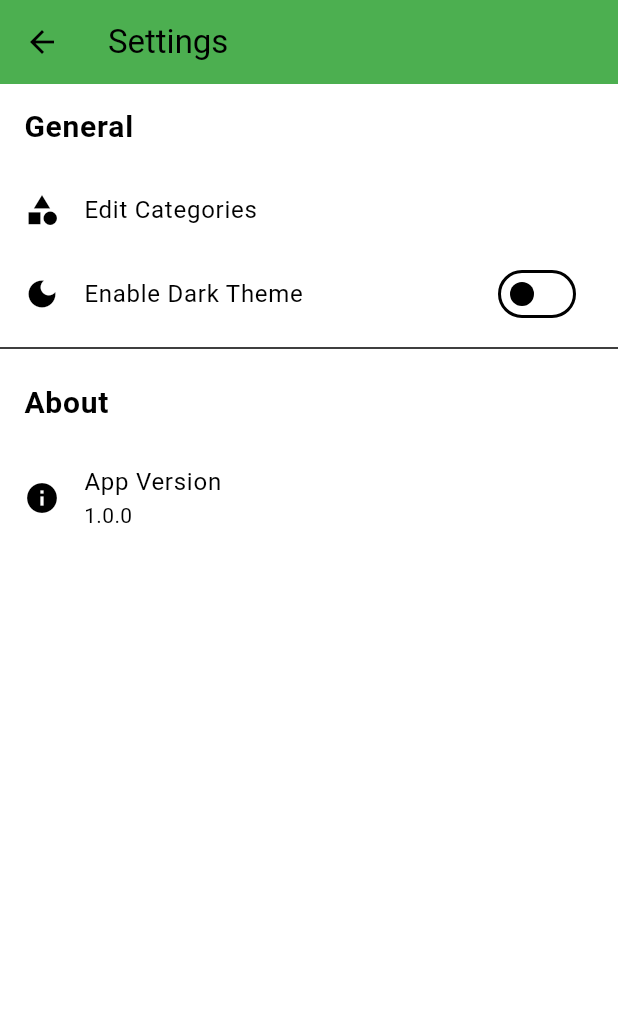
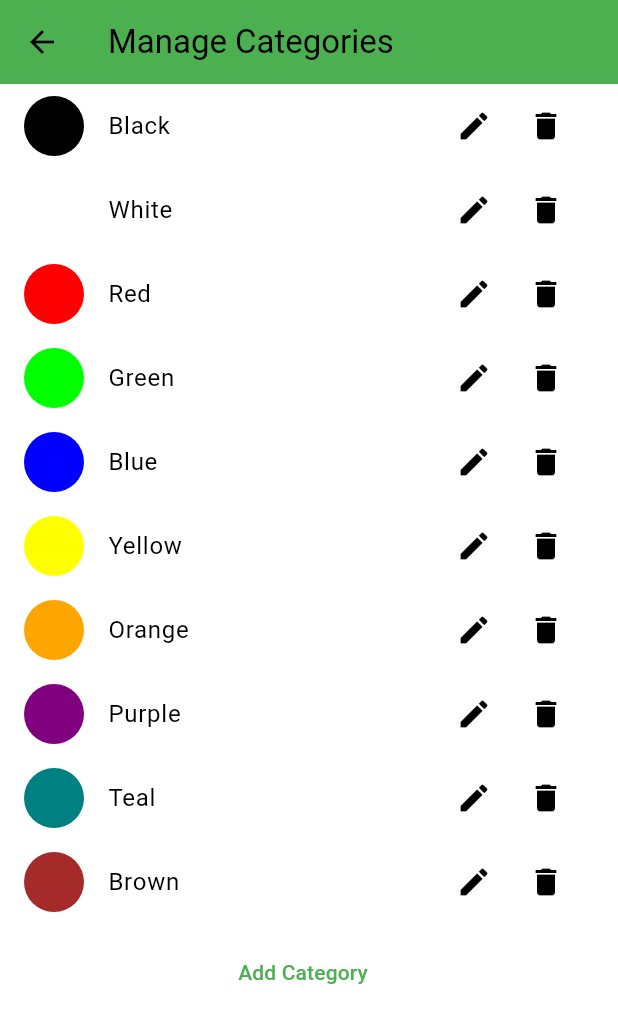
Before and after one commit to jjerrell/RootRecords, a Flutter app: the SettingsView screen opened directly, after a tap on "Edit Categories", on a phone screen of 412 x 824 dp. Shown: the top 1023 px of the screen. Run offline on Flutter 3.47's test engine with Material 3 defaults, Android fonts, the light colour scheme and no system bars; our stand-ins replace flutter_colorpicker, sqflite; accounts and stored records are empty.

Commit message:
Adds the "category" settings menu and related infrastructure

```diff
--- a/lib/db/database_helper.dart
+++ b/lib/db/database_helper.dart
@@ -1,7 +1,7 @@
 import 'dart:async';
 import 'package:path/path.dart';
 import 'package:sqflite/sqflite.dart';
-
+import '../model/category.dart';
 import '../model/task.dart';
 
 class DatabaseHelper {
@@ -18,7 +18,7 @@ class DatabaseHelper {
   }
 
   Future<Database> _initDatabase() async {
-    String path = join(await getDatabasesPath(), 'tasks.db');
+    String path = join(await getDatabasesPath(), 'app_database.db');
     return await openDatabase(
       path,
       version: 1,
@@ -35,8 +35,35 @@ class DatabaseHelper {
       description TEXT
     )
     ''');
+
+    await db.execute('''
+    CREATE TABLE categories (
+      id INTEGER PRIMARY KEY AUTOINCREMENT,
+      name TEXT,
+      color INTEGER
+    )
+    ''');
+
+    // Insert predefined categories
+    List<Category> predefinedCategories = [
+      Category(name: 'Black', color: 0xFF000000),
+      Category(name: 'White', color: 0xFFFFFFFF),
+      Category(name: 'Red', color: 0xFFFF0000),
+      Category(name: 'Green', color: 0xFF00FF00),
+      Category(name: 'Blue', color: 0xFF0000FF),
+      Category(name: 'Yellow', color: 0xFFFFFF00),
+      Category(name: 'Orange', color: 0xFFFFA500),
+      Category(name: 'Purple', color: 0xFF800080),
+      Category(name: 'Teal', color: 0xFF008080),
+      Category(name: 'Brown', color: 0xFFA52A2A),
+    ];
+
+    for (Category category in predefinedCategories) {
+      await db.insert('categories', category.toMap());
+    }
   }
 
+  // Task-related methods
   Future<int> insertTask(Task task) async {
     Database db = await database;
     return await db.insert('tasks', task.toMap());
@@ -68,4 +95,37 @@ class DatabaseHelper {
       whereArgs: [id],
     );
   }
+
+  // Category-related methods
+  Future<int> insertCategory(Category category) async {
+    Database db = await database;
+    return await db.insert('categories', category.toMap());
+  }
+
+  Future<List<Category>> getCategories() async {
+    Database db = await database;
+    List<Map<String, dynamic>> maps = await db.query('categories');
+    return List.generate(maps.length, (i) {
+      return Category.fromMap(maps[i]);
+    });
+  }
+
+  Future<int> updateCategory(Category category) async {
+    Database db = await database;
+    return await db.update(
+      'categories',
+      category.toMap(),
+      where: 'id = ?',
+      whereArgs: [category.id],
+    );
+  }
+
+  Future<int> deleteCategory(int id) async {
+    Database db = await database;
+    return await db.delete(
+      'categories',
+      where: 'id = ?',
+      whereArgs: [id],
+    );
+  }
 }
--- /dev/null
+++ b/lib/model/category.dart
@@ -0,0 +1,25 @@
+import 'package:flutter/material.dart';
+
+class Category {
+  final int? id;
+  final String name;
+  final int color;
+
+  Category({this.id, required this.name, required this.color});
+
+  Map<String, dynamic> toMap() {
+    return {
+      'id': id,
+      'name': name,
+      'color': color,
+    };
+  }
+
+  factory Category.fromMap(Map<String, dynamic> map) {
+    return Category(
+      id: map['id'],
+      name: map['name'],
+      color: map['color'],
+    );
+  }
+}
--- /dev/null
+++ b/lib/provider/category_notifier.dart
@@ -0,0 +1,35 @@
+import 'package:flutter/material.dart';
+
+import '../db/database_helper.dart';
+import '../model/category.dart';
+
+class CategoryNotifier extends ChangeNotifier {
+  List<Category> _categories = [];
+  final DatabaseHelper _databaseHelper = DatabaseHelper();
+
+  List<Category> get categories => _categories;
+
+  CategoryNotifier() {
+    _loadCategories();
+  }
+
+  Future<void> _loadCategories() async {
+    _categories = await _databaseHelper.getCategories();
+    notifyListeners();
+  }
+
+  Future<void> addCategory(Category category) async {
+    await _databaseHelper.insertCategory(category);
+    await _loadCategories();
+  }
+
+  Future<void> updateCategory(Category category) async {
+    await _databaseHelper.updateCategory(category);
+    await _loadCategories();
+  }
+
+  Future<void> deleteCategory(int id) async {
+    await _databaseHelper.deleteCategory(id);
+    await _loadCategories();
+  }
+}
--- /dev/null
+++ b/lib/view/settings_category_view.dart
@@ -0,0 +1,155 @@
+import 'package:flutter/material.dart';
+import 'package:flutter_colorpicker/flutter_colorpicker.dart';
+import 'package:provider/provider.dart';
+import '../provider/category_notifier.dart';
+import '../model/category.dart';
+
+class SettingsCategoryView extends StatelessWidget {
+  const SettingsCategoryView({super.key});
+
+  @override
+  Widget build(BuildContext context) {
+    return Scaffold(
+      appBar: AppBar(
+        title: const Text('Manage Categories'),
+      ),
+      body: Consumer<CategoryNotifier>(
+        builder: (context, categoryNotifier, child) {
+          return ListView(
+            children: [
+              ...categoryNotifier.categories.map((category) {
+                return ListTile(
+                  title: Text(category.name),
+                  leading: CircleAvatar(
+                    backgroundColor: Color(category.color),
+                  ),
+                  trailing: Row(
+                    mainAxisSize: MainAxisSize.min,
+                    children: [
+                      IconButton(
+                        icon: const Icon(Icons.edit),
+                        onPressed: () {
+                          _showCategoryDialog(context, category);
+                        },
+                      ),
+                      IconButton(
+                        icon: const Icon(Icons.delete),
+                        onPressed: () {
+                          categoryNotifier.deleteCategory(category.id!);
+                        },
+                      ),
+                    ],
+                  ),
+                );
+              }),
+              ListTile(
+                title: TextButton(
+                  child: const Text('Add Category'),
+                  onPressed: () {
+                    _showCategoryDialog(context);
+                  },
+                ),
+              ),
+            ],
+          );
+        },
+      ),
+    );
+  }
+
+  void _showCategoryDialog(BuildContext context, [Category? category]) {
+    final nameController = TextEditingController(text: category?.name);
+    Color selectedColor =
+        category != null ? Color(category.color) : Colors.blue;
+
+    showDialog(
+      context: context,
+      builder: (context) {
+        return AlertDialog(
+          title: Text(category == null ? 'Add Category' : 'Edit Category'),
+          content: Column(
+            mainAxisSize: MainAxisSize.min,
+            children: [
+              TextField(
+                controller: nameController,
+                decoration: const InputDecoration(labelText: 'Name'),
+              ),
+              const SizedBox(height: 16),
+              const Text('Color:'),
+              const SizedBox(height: 16),
+              GestureDetector(
+                onTap: () {
+                  _showColorPicker(context, selectedColor, (color) {
+                    selectedColor = color;
+                  });
+                },
+                child: Container(
+                  height: 50,
+                  width: double.infinity,
+                  color: selectedColor,
+                  alignment: Alignment.center,
+                  child: Text(
+                    'Pick Color',
+                    style: TextStyle(color: Colors.white),
+                  ),
+                ),
+              ),
+            ],
+          ),
+          actions: [
+            TextButton(
+              onPressed: () {
+                Navigator.of(context).pop();
+              },
+              child: Text('Cancel'),
+            ),
+            TextButton(
+              onPressed: () {
+                final name = nameController.text;
+                final color = selectedColor.value;
+                if (category == null) {
+                  Provider.of<CategoryNotifier>(context, listen: false)
+                      .addCategory(Category(name: name, color: color));
+                } else {
+                  final updatedCategory =
+                      Category(id: category.id, name: name, color: color);
+                  Provider.of<CategoryNotifier>(context, listen: false)
+                      .updateCategory(updatedCategory);
+                }
+                Navigator.of(context).pop();
+              },
+              child: Text('Save'),
+            ),
+          ],
+        );
+      },
+    );
+  }
+
+  void _showColorPicker(BuildContext context, Color currentColor,
+      ValueChanged<Color> onColorChanged) {
+    showDialog(
+      context: context,
+      builder: (BuildContext context) {
+        return AlertDialog(
+          title: const Text('Pick a color'),
+          content: SingleChildScrollView(
+            child: ColorPicker(
+              pickerColor: currentColor,
+              onColorChanged: onColorChanged,
+              pickerAreaHeightPercent: 0.8,
+            ),
+          ),
+          actions: <Widget>[
+            TextButton(
+              child: const Text('Got it'),
+              onPressed: () {
+                Navigator.of(context).pop();
+              },
+            ),
+          ],
+        );
+      },
+    );
+  }
+}
--- a/lib/view/settings_view.dart
+++ b/lib/view/settings_view.dart
@@ -1,5 +1,6 @@
 import 'package:flutter/material.dart';
 import 'package:provider/provider.dart';
+import 'package:root_records/view/settings_category_view.dart';
 import '../provider/theme_notifier.dart';
 
 class SettingsView extends StatefulWidget {
@@ -33,7 +34,11 @@ class _SettingsViewState extends State<SettingsView> {
             leading: const Icon(Icons.category),
             title: const Text('Edit Categories'),
             onTap: () {
-              // Handle category navigation
+              Navigator.push(
+                context,
+                MaterialPageRoute(
+                    builder: (context) => const SettingsCategoryView()),
+              );
             },
           ),
           // SwitchListTile(
@@ -58,30 +63,6 @@ class _SettingsViewState extends State<SettingsView> {
               );
             },
           ),
-          // const Divider(),
-          // const ListTile(
-          //   title: Text(
-          //     "Account",
-          //     style: TextStyle(
-          //       fontSize: 20,
-          //       fontWeight: FontWeight.bold,
-          //     ),
-          //   ),
-          // ),
-          // ListTile(
-          //   leading: const Icon(Icons.person),
-          //   title: const Text('Profile'),
-          //   onTap: () {
-          //     // Handle Profile tap
-          //   },
-          // ),
-          // ListTile(
-          //   leading: const Icon(Icons.lock),
-          //   title: const Text('Change Password'),
-          //   onTap: () {
-          //     // Handle Change Password tap
-          //   },
-          // ),
           const Divider(),
           const ListTile(
             title: Text(
--- a/pubspec.yaml
+++ b/pubspec.yaml
@@ -30,6 +30,7 @@ environment:
 dependencies:
   flutter:
     sdk: flutter
+  flutter_colorpicker: ^1.0.3
 
   # Date/time formatting extensions
   intl: ^0.19.0
```
Also changed, not shown: lib/main.dart (+10 -2 lines), pubspec.lock.
